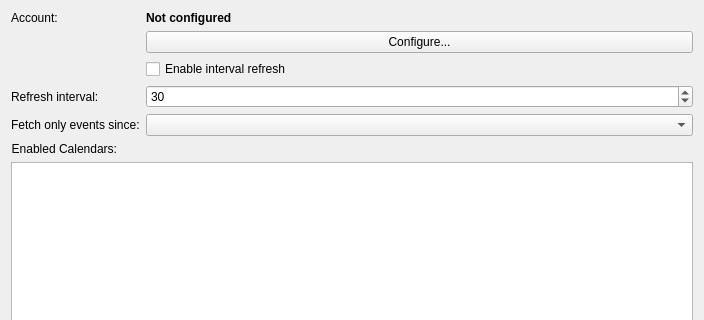
Qt form resources/google-groupware/googlesettingswidget.ui (KDE/kdepim-runtime) before a commit; both pictures show x 0 to 704 and y 0 to 320 of the 704 by 680 pixel window.
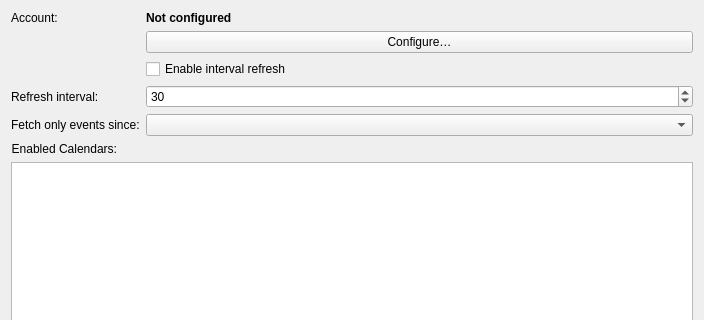
The same form after that commit. Icons and pictures are not drawn. Custom widgets are drawn as their Qt base class.

What changed in the file:
```diff
--- a/resources/google-groupware/googlesettingswidget.ui
+++ b/resources/google-groupware/googlesettingswidget.ui
@@ -39,7 +39,7 @@
       </iconset>
      </property>
      <property name="text">
-      <string>Configure...</string>
+      <string>Configure…</string>
      </property>
     </widget>
    </item>
```
